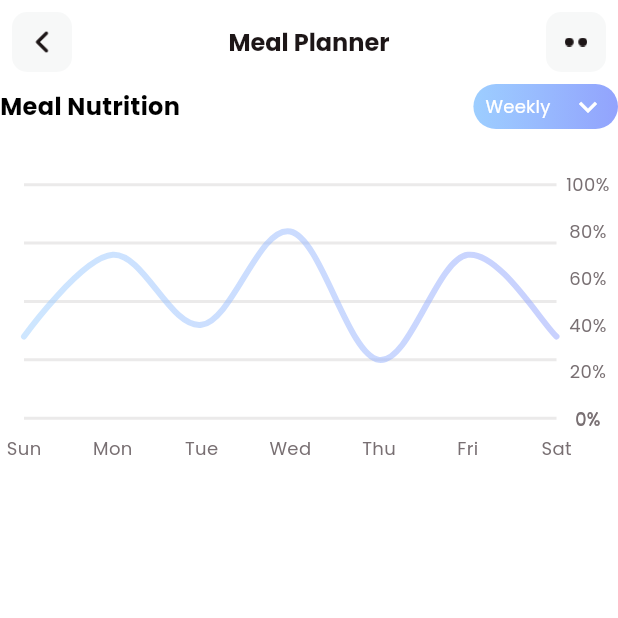
After one commit to 21020286LeMinhChau/FitnessApp, a Flutter app: the SelectView screen opened directly, after a tap on "Meal Planner", on a phone screen of 412 x 824 dp, the top half of it. The commit adds this screen. Run offline on Flutter 3.47's test engine with Material 3 defaults, Android fonts, the light colour scheme and no system bars; drawn by our look-alikes of fl_chart; missing offline and left inert: simple_animation_progress_bar.

Commit message:
Meal Planner Chart

```diff
--- a/lib/view/main_tab/select_view.dart
+++ b/lib/view/main_tab/select_view.dart
@@ -1,23 +1,33 @@
 import 'package:fitness/common/color_extension.dart';
+import 'package:fitness/common_widget/round_button.dart';
+import 'package:fitness/view/meal_planner/meal_planner_view.dart';
 import 'package:flutter/material.dart';
 
-class SelectView extends StatefulWidget {
+class SelectView extends StatelessWidget {
   const SelectView({super.key});
 
   @override
-  State<SelectView> createState() => _SelectViewState();
-}
-
-class _SelectViewState extends State<SelectView> {
-  @override
   Widget build(BuildContext context) {
+    var media = MediaQuery.of(context).size;
     return Scaffold(
-      backgroundColor: TColor.white,
-      body: Container(
-        padding: EdgeInsets.all(50),
-        width: 400,
-        decoration: BoxDecoration(border: Border.all()),
-        child: Text(overflow: TextOverflow.ellipsis, 'SelectView'),
+      body: Padding(
+        padding: const EdgeInsets.symmetric(horizontal: 20),
+        child: Column(
+          mainAxisAlignment: MainAxisAlignment.center,
+          children: [
+            RoundButton(
+                title: "Meal Planner",
+                onPressed: () {
+                  Navigator.push(
+                      context,
+                      MaterialPageRoute(
+                          builder: (context) => const MealPlannerView()));
+                  const SizedBox(
+                    height: 15,
+                  );
+                }),
+          ],
+        ),
       ),
     );
   }
--- /dev/null
+++ b/lib/view/meal_planner/meal_planner_view.dart
@@ -0,0 +1,345 @@
+import 'package:fitness/common/color_extension.dart';
+import 'package:flutter/material.dart';
+import 'package:fl_chart/fl_chart.dart';
+
+class MealPlannerView extends StatefulWidget {
+  const MealPlannerView({super.key});
+
+  @override
+  State<MealPlannerView> createState() => _MealPlannerViewState();
+}
+
+class _MealPlannerViewState extends State<MealPlannerView> {
+  @override
+  Widget build(BuildContext context) {
+    var media = MediaQuery.of(context).size;
+    return Scaffold(
+        appBar: AppBar(
+          backgroundColor: TColor.white,
+          centerTitle: true,
+          elevation: 0,
+          leading: InkWell(
+            onTap: () {
+              Navigator.pop(context);
+            },
+            child: Container(
+              margin: const EdgeInsets.all(8),
+              height: 40,
+              width: 40,
+              alignment: Alignment.center,
+              decoration: BoxDecoration(
+                  color: TColor.lightGray,
+                  borderRadius: BorderRadius.circular(10)),
+              child: Image.asset(
+                "assets/img/black_btn.png",
+                width: 15,
+                height: 15,
+                fit: BoxFit.contain,
+              ),
+            ),
+          ),
+          title: Text(
+            "Meal Planner",
+            style: TextStyle(
+                color: TColor.black, fontSize: 16, fontWeight: FontWeight.w700),
+          ),
+          actions: [
+            InkWell(
+              onTap: () {},
+              child: Container(
+                margin: const EdgeInsets.all(8),
+                height: 40,
+                width: 40,
+                alignment: Alignment.center,
+                decoration: BoxDecoration(
+                    color: TColor.lightGray,
+                    borderRadius: BorderRadius.circular(10)),
+                child: Image.asset(
+                  "assets/img/more_btn.png",
+                  width: 15,
+                  height: 15,
+                  fit: BoxFit.contain,
+                ),
+              ),
+            )
+          ],
+        ),
+        backgroundColor: TColor.white,
+        body: SingleChildScrollView(
+            child: Column(
+          children: [
+            Row(
+              mainAxisAlignment: MainAxisAlignment.spaceBetween,
+              children: [
+                const Text(
+                  "Meal Nutrition",
+                  style: TextStyle(
+                      color: Colors.black,
+                      fontSize: 16,
+                      fontWeight: FontWeight.w700),
+                ),
+                Container(
+                  height: 30,
+                  padding: EdgeInsets.symmetric(horizontal: 8),
+                  decoration: BoxDecoration(
+                    gradient: LinearGradient(colors: TColor.primaryG),
+                    borderRadius: BorderRadius.circular(15), // Removed 'const' here
+                  ),
+                  child: DropdownButtonHideUnderline(
+                    child: DropdownButton(
+                      items: ["Weekly", "Monthly"]
+                          .map((name) => DropdownMenuItem(
+                                value: name,
+                                child: Text(
+                                  name,
+                                  style: TextStyle(color: TColor.gray, fontSize: 14),
+                                ),
+                              ))
+                          .toList(),
+                      onChanged: (value) {},
+                      icon: Icon(Icons.expand_more, color: TColor.white),
+                      hint: Text(
+                        "Weekly",
+                        textAlign: TextAlign.center,
+                        style: TextStyle(color: TColor.white, fontSize: 12),
+                      ),
+                    ),
+                  ),
+                )
+              ],
+            ),
+            SizedBox(
+              height: media.width * 0.05,
+            ),
+            Container(
+                padding: const EdgeInsets.only(left: 15),
+                height: media.width * 0.5,
+                width: double.maxFinite,
+                child: LineChart(
+                  LineChartData(
+                    // showingTooltipIndicators:
+                    //     showingTooltipOnSpots.map((index) {
+                    //   return ShowingTooltipIndicators([
+                    //     LineBarSpot(
+                    //       tooltipsOnBar,
+                    //       lineBarsData.indexOf(tooltipsOnBar),
+                    //       tooltipsOnBar.spots[index],
+                    //     ),
+                    //   ]);
+                    // }).toList(),
+                    lineTouchData: LineTouchData(
+                      enabled: true,
+                      handleBuiltInTouches: false,
+                      touchCallback:
+                          (FlTouchEvent event, LineTouchResponse? response) {
+                        // if (response == null || response.lineBarSpots == null) {
+                        //   return;
+                        // }
+                        // if (event is FlTapUpEvent) {
+                        //   final spotIndex =
+                        //       response.lineBarSpots!.first.spotIndex;
+                        //   showingTooltipOnSpots.clear();
+                        //   setState(() {
+                        //     showingTooltipOnSpots.add(spotIndex);
+                        //   });
+                        // }
+                      },
+                      mouseCursorResolver:
+                          (FlTouchEvent event, LineTouchResponse? response) {
+                        if (response == null || response.lineBarSpots == null) {
+                          return SystemMouseCursors.basic;
+                        }
+                        return SystemMouseCursors.click;
+                      },
+                      getTouchedSpotIndicator:
+                          (LineChartBarData barData, List<int> spotIndexes) {
+                        return spotIndexes.map((index) {
+                          return TouchedSpotIndicatorData(
+                            FlLine(
+                              color: Colors.transparent,
+                            ),
+                            FlDotData(
+                              show: true,
+                              getDotPainter: (spot, percent, barData, index) =>
+                                  FlDotCirclePainter(
+                                radius: 3,
+                                color: Colors.white,
+                                strokeWidth: 3,
+                                strokeColor: TColor.secondaryColor1,
+                              ),
+                            ),
+                          );
+                        }).toList();
+                      },
+                      touchTooltipData: LineTouchTooltipData(
+                        tooltipBgColor: TColor.secondaryColor1,
+                        tooltipRoundedRadius: 20,
+                        getTooltipItems: (List<LineBarSpot> lineBarsSpot) {
+                          return lineBarsSpot.map((lineBarSpot) {
+                            return LineTooltipItem(
+                              "${lineBarSpot.x.toInt()} mins ago",
+                              const TextStyle(
+                                color: Colors.white,
+                                fontSize: 10,
+                                fontWeight: FontWeight.bold,
+                              ),
+                            );
+                          }).toList();
+                        },
+                      ),
+                    ),
+                    lineBarsData: lineBarsData1,
+                    minY: -0.5,
+                    maxY: 110,
+                    titlesData: FlTitlesData(
+                        show: true,
+                        leftTitles: AxisTitles(),
+                        topTitles: AxisTitles(),
+                        bottomTitles: AxisTitles(
+                          sideTitles: bottomTitles,
+                        ),
+                        rightTitles: AxisTitles(
+                          sideTitles: rightTitles,
+                        )),
+                    gridData: FlGridData(
+                      show: true,
+                      drawHorizontalLine: true,
+                      horizontalInterval: 25,
+                      drawVerticalLine: false,
+                      getDrawingHorizontalLine: (value) {
+                        return FlLine(
+                          color: TColor.gray.withOpacity(0.15),
+                          strokeWidth: 2,
+                        );
+                      },
+                    ),
+                    borderData: FlBorderData(
+                      show: true,
+                      border: Border.all(
+                        color: Colors.transparent,
+                      ),
+                    ),
+                  ),
+                )),
+            SizedBox(
+              height: media.width * 0.05,
+            ),
+          ],
+        )
+        )
+      );
+  }
+  List<LineChartBarData> get lineBarsData1 => [
+        lineChartBarData1_1,
+      ];
+
+  LineChartBarData get lineChartBarData1_1 => LineChartBarData(
+        isCurved: true,
+        gradient: LinearGradient(colors: [
+          TColor.primaryColor2.withOpacity(0.5),
+          TColor.primaryColor1.withOpacity(0.5),
+        ]),
+        barWidth: 4,
+        isStrokeCapRound: true,
+        dotData: FlDotData(show: false),
+        belowBarData: BarAreaData(show: false),
+        spots: const [
+          FlSpot(1, 35),
+          FlSpot(2, 70),
+          FlSpot(3, 40),
+          FlSpot(4, 80),
+          FlSpot(5, 25),
+          FlSpot(6, 70),
+          FlSpot(7, 35),
+        ],
+      );
+
+
+
+  SideTitles get rightTitles => SideTitles(
+        getTitlesWidget: rightTitleWidgets,
+        showTitles: true,
+        interval: 20,
+        reservedSize: 40,
+      );
+
+  Widget rightTitleWidgets(double value, TitleMeta meta) {
+    String text;
+    switch (value.toInt()) {
+      case 0:
+        text = '0%';
+        break;
+      case 20:
+        text = '20%';
+        break;
+      case 40:
+        text = '40%';
+        break;
+      case 60:
+        text = '60%';
+        break;
+      case 80:
+        text = '80%';
+        break;
+      case 100:
+        text = '100%';
+        break;
+      default:
+        return Container();
+    }
+
+    return Text(text,
+        style: TextStyle(
+          color: TColor.gray,
+          fontSize: 12,
+        ),
+        textAlign: TextAlign.center);
+  }
+
+  SideTitles get bottomTitles => SideTitles(
+        showTitles: true,
+        reservedSize: 32,
+        interval: 1,
+        getTitlesWidget: bottomTitleWidgets,
+      );
+
+  Widget bottomTitleWidgets(double value, TitleMeta meta) {
+    var style = TextStyle(
+      color: TColor.gray,
+      fontSize: 12,
+    );
+    Widget text;
+    switch (value.toInt()) {
+      case 1:
+        text = Text('Sun', style: style);
+        break;
+      case 2:
+        text = Text('Mon', style: style);
+        break;
+      case 3:
+        text = Text('Tue', style: style);
+        break;
+      case 4:
+        text = Text('Wed', style: style);
+        break;
+      case 5:
+        text = Text('Thu', style: style);
+        break;
+      case 6:
+        text = Text('Fri', style: style);
+        break;
+      case 7:
+        text = Text('Sat', style: style);
+        break;
+      default:
+        text = const Text('');
+        break;
+    }
+
+    return SideTitleWidget(
+      axisSide: meta.axisSide,
+      space: 10,
+      child: text,
+    );
+  }
+  }
--- a/lib/view/photo_progress/comparison_view.dart
+++ b/lib/view/photo_progress/comparison_view.dart
@@ -5,7 +5,6 @@ import 'package:fitness/common_widget/icon_title_next_row.dart';
 import 'package:fitness/common_widget/round_button.dart';
 import 'package:fitness/view/photo_progress/result_view.dart';
 import 'package:flutter/material.dart';
-import 'package:fitness/common_widget/icon_title_next_row.dart';
 
 class ComparisonView extends StatefulWidget {
   const ComparisonView({super.key});
```
Also changed, not shown: 45 other files.
